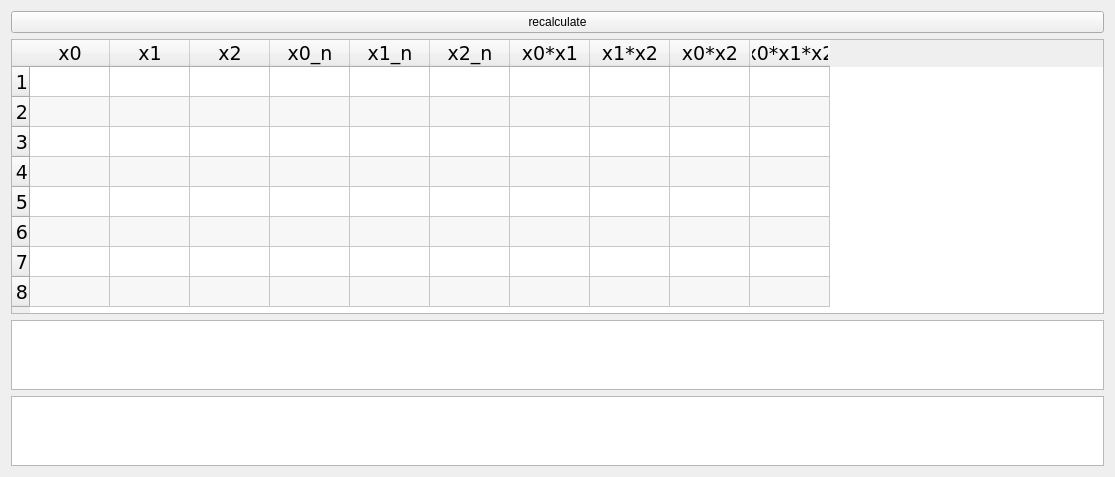
Before: the Qt Designer form Lab5/gui.ui in JC-labs/Experiment_Planning_theory_Labs, drawn with Qt 5.
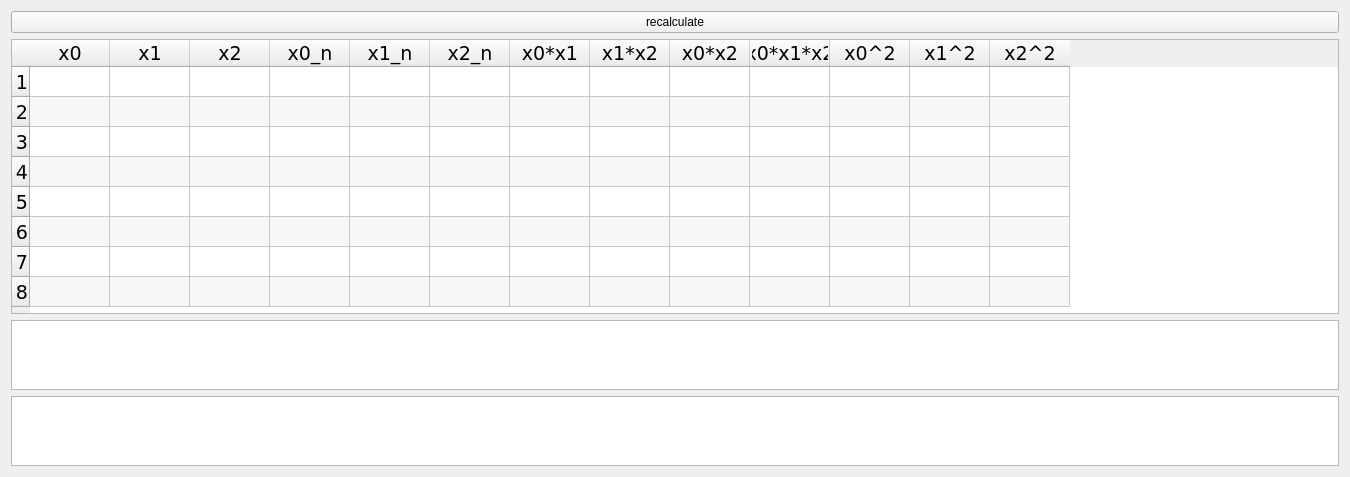
After: the same form once the commit is applied.

Commit message: Lab5 is halfway done.

```diff
--- a/Lab5/gui.ui
+++ b/Lab5/gui.ui
@@ -6,7 +6,7 @@
       <rect>
         <x>0</x>
         <y>0</y>
-        <width>1115</width>
+    <width>1350</width>
         <height>477</height>
       </rect>
     </property>
@@ -188,6 +188,21 @@
               <string>x0*x1*x2</string>
             </property>
           </column>
+     <column>
+      <property name="text">
+       <string>x0^2</string>
+      </property>
+     </column>
+     <column>
+      <property name="text">
+       <string>x1^2</string>
+      </property>
+     </column>
+     <column>
+      <property name="text">
+       <string>x2^2</string>
+      </property>
+     </column>
         </widget>
       </item>
       <item>
```
Left out of the diff: 2 changed lines with no effect on the pictures. Lines whose indentation alone changed are shown as unchanged. The commit also changes 1 other file.
